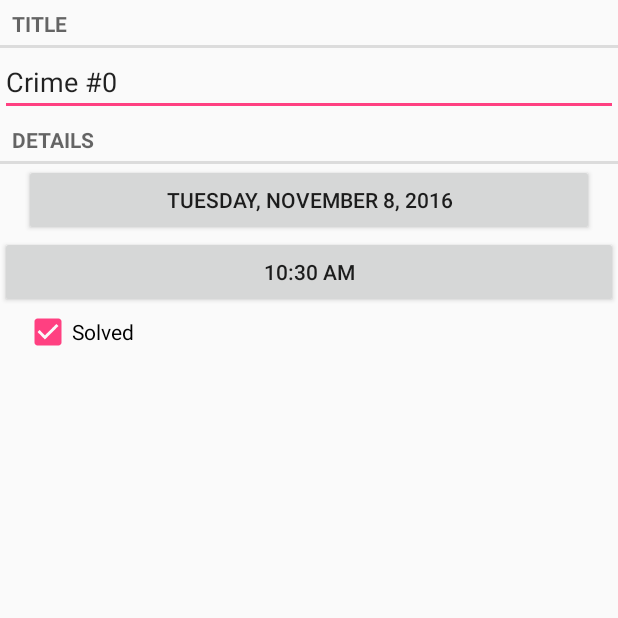
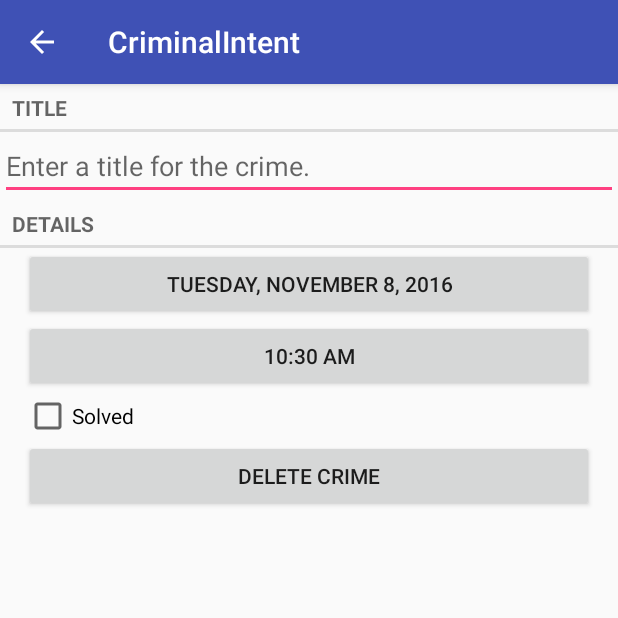
Before and after one commit to willwagner602/AndroidProgrammingCriminalIntent, an Android app: the CrimeFragment screen opened directly, with no data from a screen before it, on a phone screen of 412 x 824 dp, the top half of it. Run offline under Robolectric (Android 15) with nearby library versions, the phone set to English and light mode, and no system bars.

Commit message:
- Completed Chapter 13 - Added toolbar - Added delete functionality to crimes - Didn't complete challenge #3

```diff
--- a/app/src/main/AndroidManifest.xml
+++ b/app/src/main/AndroidManifest.xml
@@ -15,7 +15,8 @@
             </intent-filter>
         </activity>
         <activity android:name=".CrimePagerActivity"
-            android:label="@string/app_name">
+            android:label="@string/app_name"
+            android:parentActivityName=".CrimeListActivity">
 
         </activity>
     </application>
--- a/app/src/main/java/com/bignerdranch/android/criminalintent/CrimeFragment.java
+++ b/app/src/main/java/com/bignerdranch/android/criminalintent/CrimeFragment.java
@@ -1,6 +1,7 @@
 package com.bignerdranch.android.criminalintent;
 
 import android.app.Activity;
+import android.content.Context;
 import android.content.Intent;
 import android.os.Bundle;
 import android.support.v4.app.Fragment;
@@ -16,6 +17,7 @@ import android.widget.Button;
 import android.widget.CheckBox;
 import android.widget.CompoundButton;
 import android.widget.EditText;
+import android.widget.TextView;
 
 import java.util.Date;
 import java.util.UUID;
@@ -29,14 +31,17 @@ public class CrimeFragment extends Fragment {
     private static final String ARG_CRIME_ID = "crime_id";
     private static final String DIALOG_DATE = "DialogDate";
     private static final String DIALOG_TIME = "DialogTime";
+    private static final String DIALOG_DELETE = "DialogDelete";
     private static final int REQUEST_DATE = 0;
     private static final int REQUEST_TIME = 1;
+    private static final int REQUEST_DELETE = 2;
 
     private Crime mCrime;
     private EditText mTitleField;
     private Button mDateButton;
     private Button mTimeButton;
     private CheckBox mSolvedCheckBox;
+    private Button mDeleteButton;
 
     public static CrimeFragment newInstance(UUID crimeId) {
         Bundle args = new Bundle();
@@ -111,6 +116,15 @@ public class CrimeFragment extends Fragment {
             }
         });
 
+        mDeleteButton = (Button) v.findViewById(R.id.delete_crime);
+        mDeleteButton.setOnClickListener(new View.OnClickListener() {
+            @Override
+            public void onClick(View v) {
+                CrimeLab.get(getActivity()).deleteCrime(mCrime.getId());
+                getActivity().finish();
+            }
+        });
+
         return v;
     }
 
--- a/app/src/main/java/com/bignerdranch/android/criminalintent/CrimePagerActivity.java
+++ b/app/src/main/java/com/bignerdranch/android/criminalintent/CrimePagerActivity.java
@@ -4,10 +4,10 @@ import android.content.Context;
 import android.content.Intent;
 import android.os.Bundle;
 import android.support.v4.app.Fragment;
-import android.support.v4.app.FragmentActivity;
 import android.support.v4.app.FragmentManager;
 import android.support.v4.app.FragmentStatePagerAdapter;
 import android.support.v4.view.ViewPager;
+import android.support.v7.app.AppCompatActivity;
 
 import java.util.List;
 import java.util.UUID;
@@ -16,7 +16,7 @@ import java.util.UUID;
  * Created by wwagner on 11/7/2016.
  */
 
-public class CrimePagerActivity extends FragmentActivity {
+public class CrimePagerActivity extends AppCompatActivity {
 
     private ViewPager mViewPager;
     private List<Crime> mCrimes;
@@ -31,13 +31,13 @@ public class CrimePagerActivity extends FragmentActivity {
         return intent;
     }
 
+
     @Override
     protected void onCreate(Bundle savedInstanceState) {
         super.onCreate(savedInstanceState);
         setContentView(R.layout.activity_crime_pager);
 
         UUID crimeId = (UUID) getIntent().getSerializableExtra(EXTRA_CRIME_ID);
-        final int crimeIndex = (int) getIntent().getSerializableExtra(EXTRA_CRIME_INDEX);
 
         mViewPager = (ViewPager) findViewById(R.id.activity_crime_pager_view_pager);
 
@@ -47,12 +47,6 @@ public class CrimePagerActivity extends FragmentActivity {
             @Override
             public Fragment getItem(int position) {
                 Crime crime = mCrimes.get(position);
-
-                // pass back the index of this crime in the view
-                Intent data = new Intent();
-                data.putExtra(EXTRA_CRIME_INDEX, crimeIndex);
-                setResult(RESULT_OK, data);
-
                 return CrimeFragment.newInstance(crime.getId());
             }
 
--- a/app/src/main/java/com/bignerdranch/android/criminalintent/SingleFragmentActivity.java
+++ b/app/src/main/java/com/bignerdranch/android/criminalintent/SingleFragmentActivity.java
@@ -1,11 +1,11 @@
 package com.bignerdranch.android.criminalintent;
 
 import android.support.v4.app.Fragment;
-import android.support.v4.app.FragmentActivity;
 import android.os.Bundle;
 import android.support.v4.app.FragmentManager;
+import android.support.v7.app.AppCompatActivity;
 
-public abstract class SingleFragmentActivity extends FragmentActivity {
+public abstract class SingleFragmentActivity extends AppCompatActivity {
 
     protected abstract Fragment createFragment();
 
--- a/app/src/main/res/layout/fragment_crime.xml
+++ b/app/src/main/res/layout/fragment_crime.xml
@@ -15,6 +15,7 @@
         android:id="@+id/crime_title"
         android:layout_width="match_parent"
         android:layout_height="wrap_content"
+        android:inputType="text"
         android:hint="@string/crime_title_hint"/>
 
     <TextView
@@ -34,7 +35,9 @@
     <Button
         android:id="@+id/crime_time"
         android:layout_width="match_parent"
-        android:layout_height="wrap_content"/>
+        android:layout_height="wrap_content"
+        android:layout_marginLeft="16dp"
+        android:layout_marginRight="16dp"/>
 
     <CheckBox
         android:id="@+id/crime_solved"
@@ -44,4 +47,12 @@
         android:layout_marginRight="16dp"
         android:text="@string/crime_solved_label"/>
 
+    <Button
+        android:id="@+id/delete_crime"
+        android:layout_width="match_parent"
+        android:layout_height="wrap_content"
+        android:layout_marginLeft="16dp"
+        android:layout_marginRight="16dp"
+        android:text="@string/delete_label"/>
+
 </LinearLayout>
```
Also changed, not shown: app/src/main/java/com/bignerdranch/android/criminalintent/CrimeLab.java (+12 -5 lines), app/src/main/java/com/bignerdranch/android/criminalintent/CrimeListFragment.java (+70 -0 lines), app/src/main/res/menu/fragment_crime_list.xml (added, +17 -0 lines), app/src/main/res/values/strings.xml (+12 -0 lines), app/src/main/res/drawable-hdpi/ic_menu_add.png (added), app/src/main/res/drawable-mdpi/ic_menu_add.png (added), app/src/main/res/drawable-xhdpi/ic_menu_add.png (added), app/src/main/res/drawable-xxhdpi/ic_menu_add.png (added).
